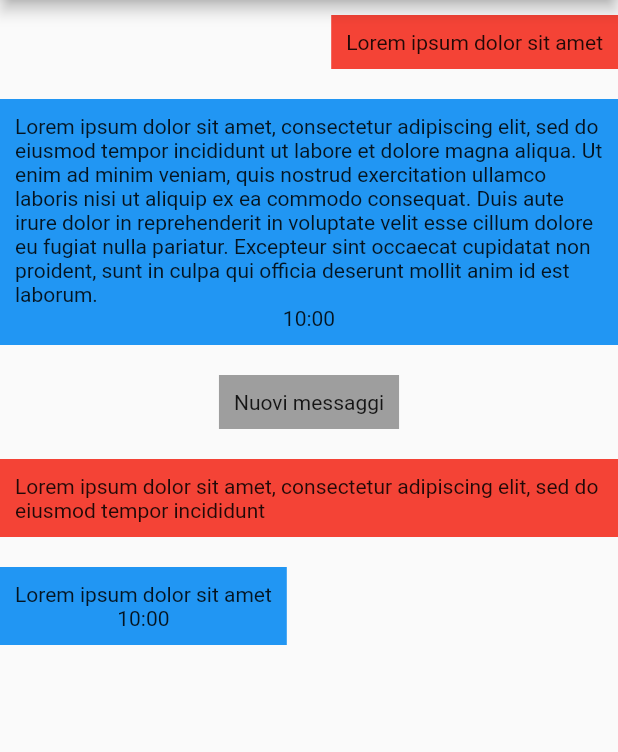
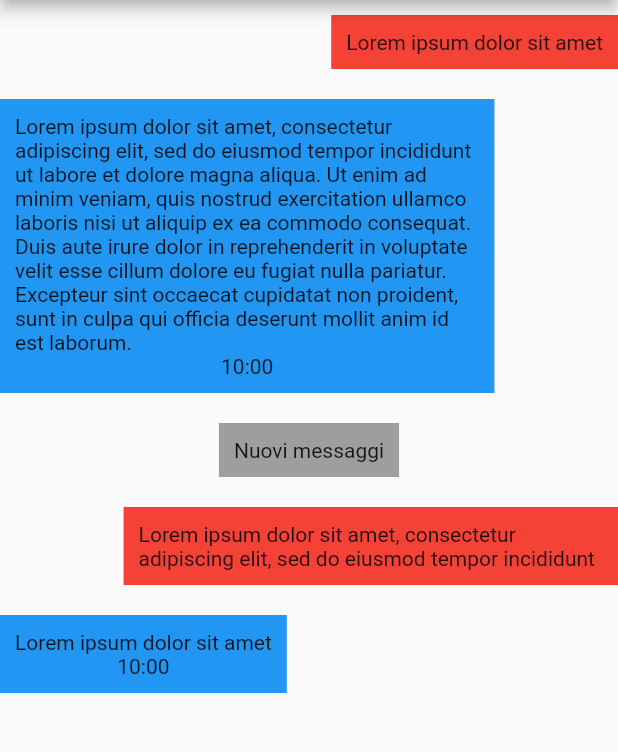
Before and after one commit to Bewond/fluido, a Flutter app: the screen it shows after launch, on a phone screen of 412 x 824 dp, the part 84-836 px from its top. Run offline on Flutter 3.47's test engine with Material 2 defaults, Android fonts, the phone set to English and light mode, and no system bars.

```diff
--- a/examples/base_example/lib/main.dart
+++ b/examples/base_example/lib/main.dart
@@ -77,6 +77,8 @@ class ChatMessage extends StatelessWidget {
       padding: const EdgeInsets.symmetric(vertical: 10),
       child: Align(
         alignment: alignment,
+        child: FractionallySizedBox(
+          widthFactor: 0.8,
           child: Align(
             alignment: alignment,
             child: Container(
@@ -86,6 +88,7 @@ class ChatMessage extends StatelessWidget {
             ),
           ),
         ),
+      ),
     );
   }
 }
```
Lines whose indentation alone changed are shown as unchanged.
